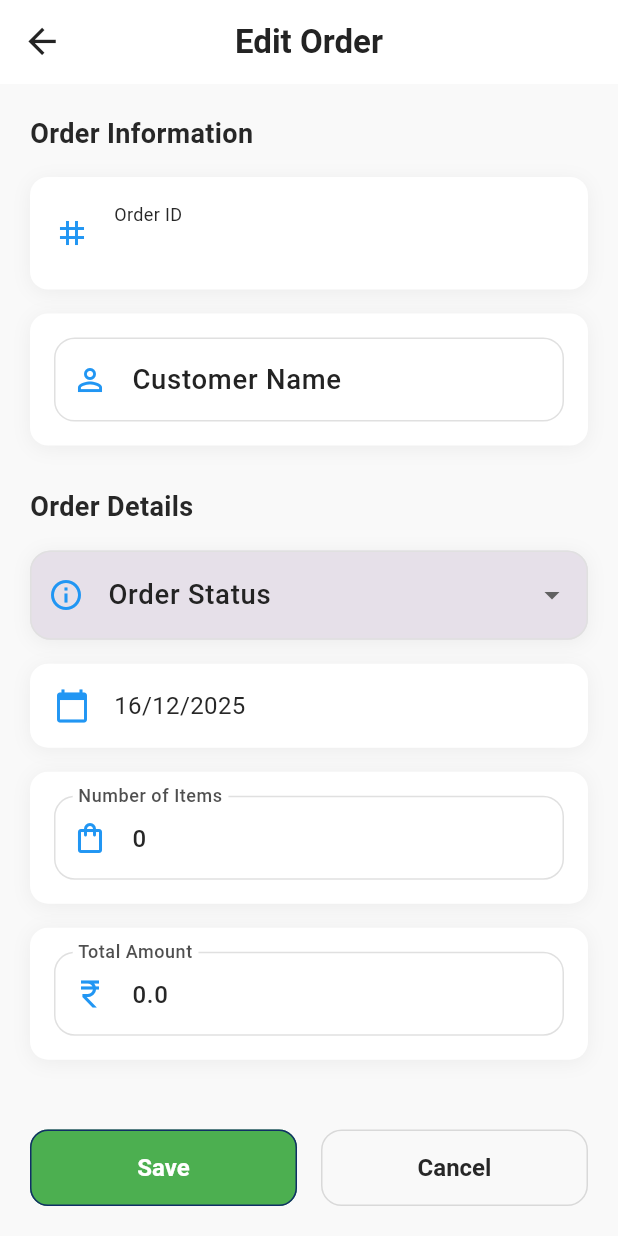
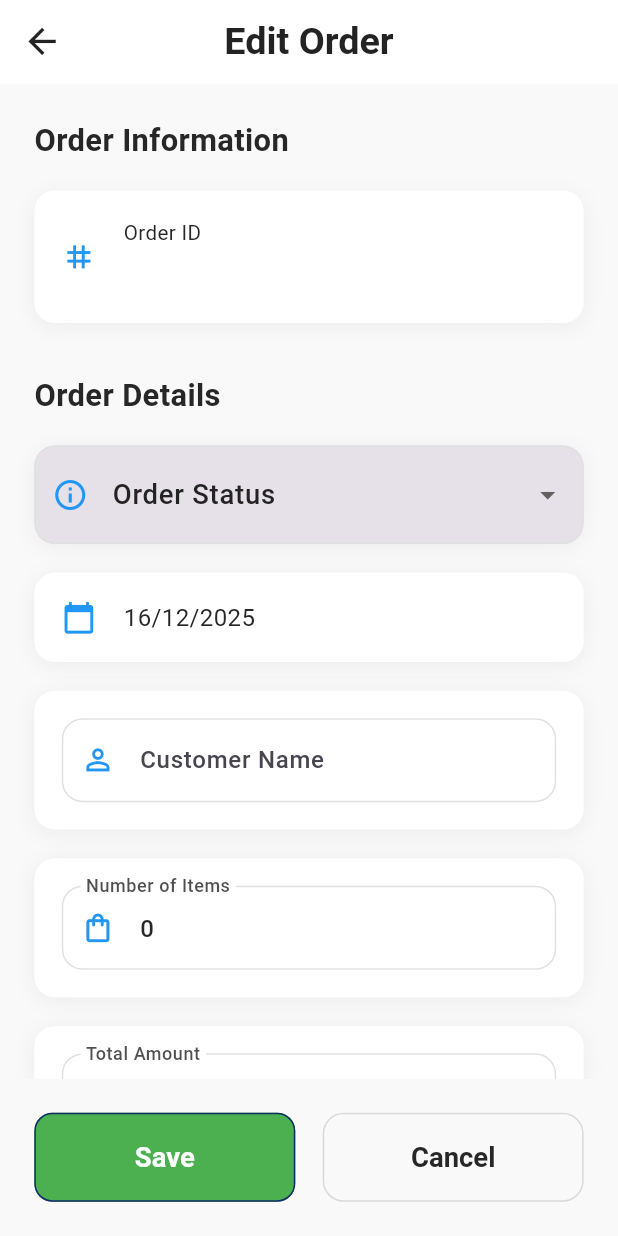
Before and after one commit to devaa11/ordermanagement, a Flutter app: the OrderDetailsScreen screen opened directly with empty values, after a tap on "Edit Order", on a phone screen of 412 x 824 dp. Run offline on Flutter 3.47's test engine with Material 3 defaults, Android fonts, the phone set to English and light mode, and no system bars; our stand-ins replace cloud_firestore, firebase_auth, firebase_core, flutter_screenutil, get, iconsax; accounts and stored records are empty; generated files the repository leaves out were written again; Roboto replaces fonts that are missing (Poppins).

Commit message:
for responsiveness used flutter screenutil package in every screen

```diff
--- a/lib/modules/orders/views/order_details_screen.dart
+++ b/lib/modules/orders/views/order_details_screen.dart
@@ -1,4 +1,5 @@
 import 'package:flutter/material.dart';
+import 'package:flutter_screenutil/flutter_screenutil.dart';
 import 'package:get/get.dart';
 import '../../../data/models/orderModel.dart';
 import '../controllers/order_controller.dart';
@@ -29,45 +30,51 @@ class OrderDetailsScreen extends StatelessWidget {
 
     return Scaffold(
       appBar: AppBar(
-        title: Obx(() => Text(
+        centerTitle: true,
+        title: Obx(
+              () => Text(
             orderCtrl.isEditing.value ? "Edit Order" : "Order Details",
-          style: const TextStyle(fontSize: 22, fontWeight: FontWeight.bold),
-        )),
-        centerTitle: true,
+            style: TextStyle(
+              fontSize: 22.sp,
+              fontWeight: FontWeight.bold,
+            ),
+          ),
+        ),
       ),
 
       body: Obx(
             () => SingleChildScrollView(
-          padding: const EdgeInsets.all(20),
+          padding: EdgeInsets.all(20.w),
           child: Column(
             crossAxisAlignment: CrossAxisAlignment.start,
             children: [
               _sectionTitle("Order Information"),
-
-                const SizedBox(height: 16),
+              SizedBox(height: 16.h),
 
               _displayField(
                 icon: Icons.tag,
                 label: "Order ID",
-                    value: order.orderId),
+                value: order.orderId,
+              ),
 
-                const SizedBox(height: 16),
+              SizedBox(height: 28.h),
+              _sectionTitle("Order Details"),
+              SizedBox(height: 16.h),
+
+              _statusField(),
+              SizedBox(height: 16.h),
+
+              _dateField(context),
+              SizedBox(height: 16.h),
 
               _inputField(
                 label: "Customer Name",
                 icon: Icons.person_outline,
                 controller: customerNameController,
-                    enabled: orderCtrl.isEditing.value),
+                enabled: orderCtrl.isEditing.value,
+              ),
 
-                const SizedBox(height: 28),
-                _sectionTitle("Order Details"),
-                const SizedBox(height: 16),
-
-                _statusField(),
-                const SizedBox(height: 16),
-
-                _dateField(context),
-                const SizedBox(height: 16),
+              SizedBox(height: 16.h),
 
               _inputField(
                 label: "Number of Items",
@@ -77,7 +84,7 @@ class OrderDetailsScreen extends StatelessWidget {
                 keyboardType: TextInputType.number,
               ),
 
-                const SizedBox(height: 16),
+              SizedBox(height: 16.h),
 
               _inputField(
                 label: "Total Amount",
@@ -87,20 +94,20 @@ class OrderDetailsScreen extends StatelessWidget {
                 keyboardType: TextInputType.number,
               ),
 
-                const SizedBox(height: 120),
-              ]),
+              SizedBox(height: 120.h),
+            ],
+          ),
         ),
       ),
 
-      bottomNavigationBar: Obx(() {
-        return Padding(
-          padding: const EdgeInsets.all(20),
+      bottomNavigationBar: Obx(
+            () => Padding(
+          padding: EdgeInsets.all(20.w),
           child: _buildBottomButtons(order.id),
-        );
-      }),
+        ),
+      ),
     );
   }
-
 
 
   Widget _buildBottomButtons(String id) {
@@ -111,21 +118,27 @@ class OrderDetailsScreen extends StatelessWidget {
             child: ElevatedButton(
               onPressed: () => orderCtrl.isEditing.value = true,
               style: ElevatedButton.styleFrom(
-                  padding: const EdgeInsets.symmetric(vertical: 16),
-                  backgroundColor: Colors.blue),
-              child: const Text("Edit Order",
-                  style: TextStyle(fontSize: 16, color: Colors.white)),
+                backgroundColor: Colors.blue,
+                padding: EdgeInsets.symmetric(vertical: 16.h),
+              ),
+              child: Text(
+                "Edit Order",
+                style: TextStyle(fontSize: 16.sp, color: Colors.white),
               ),
             ),
-          const SizedBox(width: 16),
+          ),
+          SizedBox(width: 16.w),
           Expanded(
             child: ElevatedButton(
               onPressed: () => _confirmDelete(id),
               style: ElevatedButton.styleFrom(
-                  padding: const EdgeInsets.symmetric(vertical: 16),
-                  backgroundColor: Colors.red),
-              child: const Text("Delete",
-                  style: TextStyle(fontSize: 16, color: Colors.white)),
+                backgroundColor: Colors.red,
+                padding: EdgeInsets.symmetric(vertical: 16.h),
+              ),
+              child: Text(
+                "Delete",
+                style: TextStyle(fontSize: 16.sp, color: Colors.white),
+              ),
             ),
           ),
         ],
@@ -138,20 +151,26 @@ class OrderDetailsScreen extends StatelessWidget {
           child: ElevatedButton(
             onPressed: () => _updateOrder(id),
             style: ElevatedButton.styleFrom(
-                padding: const EdgeInsets.symmetric(vertical: 16),
-                backgroundColor: Colors.green),
-            child: const Text("Save",
-                style: TextStyle(fontSize: 16, color: Colors.white)),
+              backgroundColor: Colors.green,
+              padding: EdgeInsets.symmetric(vertical: 16.h),
+            ),
+            child: Text(
+              "Save",
+              style: TextStyle(fontSize: 16.sp, color: Colors.white),
             ),
           ),
-        const SizedBox(width: 16),
+        ),
+        SizedBox(width: 16.w),
         Expanded(
           child: OutlinedButton(
-            onPressed: () => _cancelEdit(),
+            onPressed: _cancelEdit,
             style: OutlinedButton.styleFrom(
-                padding: const EdgeInsets.symmetric(vertical: 16)),
-            child:
-            const Text("Cancel", style: TextStyle(fontSize: 16)),
+              padding: EdgeInsets.symmetric(vertical: 16.h),
+            ),
+            child: Text(
+              "Cancel",
+              style: TextStyle(fontSize: 16.sp),
+            ),
           ),
         ),
       ],
@@ -162,30 +181,39 @@ class OrderDetailsScreen extends StatelessWidget {
   void _confirmDelete(String id) {
     Get.dialog(
       AlertDialog(
-        title: const Text("Delete Order"),
-        content: const Text("Are you sure you want to delete this order?"),
+        title: Text("Delete Order", style: TextStyle(fontSize: 18.sp)),
+        content: Text(
+          "Are you sure you want to delete this order?",
+          style: TextStyle(fontSize: 14.sp),
+        ),
         actions: [
           TextButton(
-              onPressed: () => Get.back(),
-              child: const Text("Cancel")),
+            onPressed: Get.back,
+            child: Text("Cancel", style: TextStyle(fontSize: 14.sp)),
+          ),
           TextButton(
             onPressed: () async {
               final success = await orderCtrl.deleteOrder(id);
               if (success) {
                 Get.back();
                 Get.back();
-                Get.snackbar("Deleted", "Order deleted successfully",
-                    backgroundColor: Colors.red, colorText: Colors.white);
+                Get.snackbar(
+                  "Deleted",
+                  "Order deleted successfully",
+                  backgroundColor: Colors.red,
+                  colorText: Colors.white,
+                );
               }
             },
-            child:
-            const Text("Delete", style: TextStyle(color: Colors.red)),
+            child: Text(
+              "Delete",
+              style: TextStyle(fontSize: 14.sp, color: Colors.red),
+            ),
           ),
         ],
       ),
     );
   }
-
 
   Future<void> _updateOrder(String id) async {
     final success = await orderCtrl.updateOrder(id, {
@@ -198,8 +226,12 @@ class OrderDetailsScreen extends StatelessWidget {
 
     if (success) {
       orderCtrl.isEditing.value = false;
-      Get.snackbar("Updated", "Order updated successfully",
-          backgroundColor: Colors.green, colorText: Colors.white);
+      Get.snackbar(
+        "Updated",
+        "Order updated successfully",
+        backgroundColor: Colors.green,
+        colorText: Colors.white,
+      );
     }
   }
 
@@ -208,26 +240,35 @@ class OrderDetailsScreen extends StatelessWidget {
   }
 
 
+  Widget _sectionTitle(String text) => Text(
+    text,
+    style: TextStyle(
+      fontSize: 18.sp,
+      fontWeight: FontWeight.bold,
+    ),
+  );
 
-  Widget _sectionTitle(String text) => Text(text,
-      style: const TextStyle(fontSize: 18, fontWeight: FontWeight.bold));
-
-  Widget _displayField(
-      {required IconData icon,
+  Widget _displayField({
+    required IconData icon,
     required String label,
-        required String value}) {
+    required String value,
+  }) {
     return _box(
       child: Row(
         children: [
-          Icon(icon, color: Colors.blue),
-          const SizedBox(width: 16),
-          Column(crossAxisAlignment: CrossAxisAlignment.start, children: [
-            Text(label, style: const TextStyle(fontSize: 12)),
-            const SizedBox(height: 4),
-            Text(value,
-                style:
-                const TextStyle(fontSize: 16, fontWeight: FontWeight.w500)),
-          ])
+          Icon(icon, color: Colors.blue, size: 20.sp),
+          SizedBox(width: 16.w),
+          Column(
+            crossAxisAlignment: CrossAxisAlignment.start,
+            children: [
+              Text(label, style: TextStyle(fontSize: 12.sp)),
+              SizedBox(height: 4.h),
+              Text(
+                value,
+                style: TextStyle(fontSize: 16.sp, fontWeight: FontWeight.w500),
+              ),
+            ],
+          ),
         ],
       ),
     );
@@ -245,10 +286,13 @@ class OrderDetailsScreen extends StatelessWidget {
         controller: controller,
         enabled: enabled,
         keyboardType: keyboardType,
+        style: TextStyle(fontSize: 14.sp),
         decoration: InputDecoration(
           labelText: label,
-            prefixIcon: Icon(icon, color: Colors.blue),
-            border: InputBorder.none),
+          labelStyle: TextStyle(fontSize: 14.sp),
+          prefixIcon: Icon(icon, color: Colors.blue, size: 20.sp),
+          border: InputBorder.none,
+        ),
       ),
     );
   }
@@ -259,21 +303,19 @@ class OrderDetailsScreen extends StatelessWidget {
         return _displayField(
           icon: Icons.info_outline,
           label: "Order Status",
-            value: orderCtrl.selectedStatus.value);
+          value: orderCtrl.selectedStatus.value,
+        );
       }
-
       return OrderStatusDropdown(
         value: orderCtrl.selectedStatus.value,
-        onChanged: (val) {
-          orderCtrl.selectedStatus.value = val;
-        });
-
+        onChanged: (val) => orderCtrl.selectedStatus.value = val,
+      );
     });
   }
 
   Widget _dateField(BuildContext context) {
-    return Obx(() {
-      return _box(
+    return Obx(
+          () => _box(
         child: InkWell(
           onTap: orderCtrl.isEditing.value
               ? () async {
@@ -290,28 +332,31 @@ class OrderDetailsScreen extends StatelessWidget {
               : null,
           child: Row(
             children: [
-              const Icon(Icons.calendar_today, color: Colors.blue),
-              const SizedBox(width: 16),
+              Icon(Icons.calendar_today, color: Colors.blue, size: 20.sp),
+              SizedBox(width: 16.w),
               Text(
-                  "${orderCtrl.selectedDate.value.day}/${orderCtrl.selectedDate.value.month}/${orderCtrl.selectedDate.value.year}"),
+                "${orderCtrl.selectedDate.value.day}/${orderCtrl.selectedDate.value.month}/${orderCtrl.selectedDate.value.year}",
+                style: TextStyle(fontSize: 14.sp),
+              ),
             ],
           ),
         ),
+      ),
     );
-    });
   }
 
   Widget _box({required Widget child}) {
     return Container(
-      padding: const EdgeInsets.all(16),
+      padding: EdgeInsets.all(16.w),
       decoration: BoxDecoration(
         color: Get.theme.cardColor,
-        borderRadius: BorderRadius.circular(12),
+        borderRadius: BorderRadius.circular(12.r),
         boxShadow: [
           BoxShadow(
             color: Colors.black.withOpacity(0.05),
-              blurRadius: 10,
-              offset: const Offset(0, 2)),
+            blurRadius: 10.r,
+            offset: Offset(0, 2.h),
+          ),
         ],
       ),
       child: child,
--- a/lib/modules/orders/widgets/order_status_dropdown.dart
+++ b/lib/modules/orders/widgets/order_status_dropdown.dart
@@ -1,4 +1,5 @@
 import 'package:flutter/material.dart';
+import 'package:flutter_screenutil/flutter_screenutil.dart';
 
 class OrderStatusDropdown extends StatelessWidget {
   final String value;
@@ -36,11 +37,11 @@ class OrderStatusDropdown extends StatelessWidget {
   Widget build(BuildContext context) {
     return Container(
       decoration: BoxDecoration(
-        borderRadius: BorderRadius.circular(12),
+        borderRadius: BorderRadius.circular(12.r),
         boxShadow: [
           BoxShadow(
             color: Colors.black.withOpacity(0.05),
-            blurRadius: 10,
+            blurRadius: 10.r,
             offset: const Offset(0, 2),
           ),
         ],
@@ -51,12 +52,12 @@ class OrderStatusDropdown extends StatelessWidget {
           labelText: 'Order Status',
           prefixIcon: const Icon(Icons.info_outline, color: Colors.blue),
           border: OutlineInputBorder(
-            borderRadius: BorderRadius.circular(12),
+            borderRadius: BorderRadius.circular(12.r),
             borderSide: BorderSide.none,
           ),
           filled: true,
           contentPadding:
-          const EdgeInsets.symmetric(horizontal: 16, vertical: 16),
+           EdgeInsets.symmetric(horizontal: 16.w, vertical: 16.h),
         ),
         items: _statusOptions.map((String status) {
           return DropdownMenuItem<String>(
@@ -64,14 +65,14 @@ class OrderStatusDropdown extends StatelessWidget {
             child: Row(
               children: [
                 Container(
-                  width: 12,
-                  height: 12,
+                  width: 12.w,
+                  height: 12.h,
                   decoration: BoxDecoration(
                     color: _getStatusColor(status),
                     shape: BoxShape.circle,
                   ),
                 ),
-                const SizedBox(width: 12),
+                 SizedBox(width: 12.w),
                 Text(status),
               ],
             ),
```
Also changed, not shown: lib/modules/Home/home_screen.dart (+37 -39 lines), lib/modules/orders/views/add_order_Screen.dart (+15 -14 lines), lib/modules/orders/widgets/order_filtersheet.dart (+48 -47 lines). Lines whose indentation alone changed are shown as unchanged.
